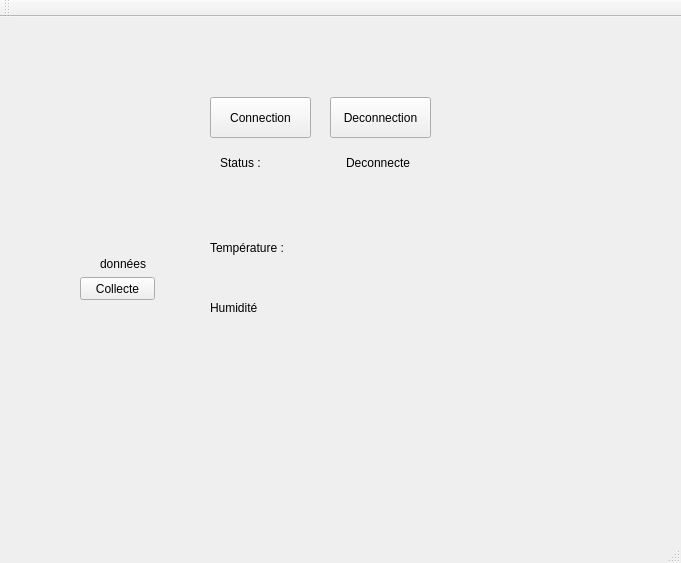
v-riquier/Projet-Serre, file Projet serre/Projetserre.ui: the form before one commit.
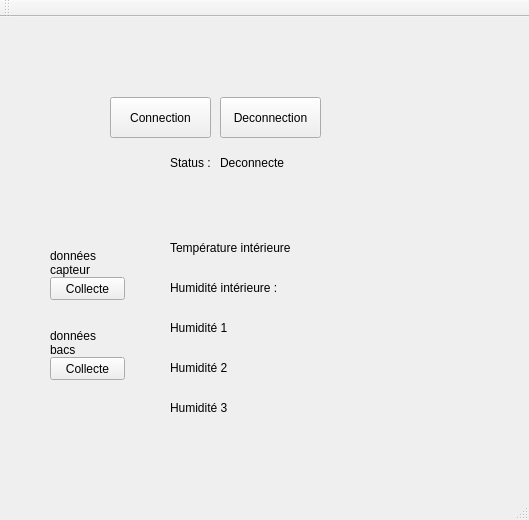
The form after the commit.

Commit message: ajout donnees humidite sol

Diff of the .ui file:
```diff
--- a/Projet serre/Projetserre.ui
+++ b/Projet serre/Projetserre.ui
@@ -6,8 +6,8 @@
    <rect>
     <x>0</x>
     <y>0</y>
-    <width>681</width>
-    <height>563</height>
+    <width>529</width>
+    <height>520</height>
    </rect>
   </property>
   <property name="windowTitle">
@@ -17,7 +17,7 @@
    <widget class="QPushButton" name="btnConnect">
     <property name="geometry">
      <rect>
-      <x>210</x>
+      <x>110</x>
       <y>80</y>
       <width>101</width>
       <height>41</height>
@@ -30,9 +30,9 @@
    <widget class="QLabel" name="nlblConnect">
     <property name="geometry">
      <rect>
-      <x>220</x>
+      <x>170</x>
       <y>130</y>
-      <width>81</width>
+      <width>41</width>
       <height>31</height>
      </rect>
     </property>
@@ -43,22 +43,25 @@
    <widget class="QLabel" name="nlblDonnees">
     <property name="geometry">
      <rect>
-      <x>100</x>
-      <y>240</y>
-      <width>47</width>
-      <height>13</height>
+      <x>50</x>
+      <y>230</y>
+      <width>81</width>
+      <height>31</height>
      </rect>
     </property>
     <property name="text">
-     <string>données</string>
+     <string>données capteur</string>
+    </property>
+    <property name="wordWrap">
+     <bool>true</bool>
     </property>
    </widget>
    <widget class="QLabel" name="lblConnect">
     <property name="geometry">
      <rect>
-      <x>346</x>
+      <x>220</x>
       <y>130</y>
-      <width>221</width>
+      <width>101</width>
       <height>31</height>
      </rect>
     </property>
@@ -69,7 +72,7 @@
    <widget class="QPushButton" name="btnDConnect">
     <property name="geometry">
      <rect>
-      <x>330</x>
+      <x>220</x>
       <y>80</y>
       <width>101</width>
       <height>41</height>
@@ -82,7 +85,7 @@
    <widget class="QPushButton" name="btnDonnees">
     <property name="geometry">
      <rect>
-      <x>80</x>
+      <x>50</x>
       <y>260</y>
       <width>75</width>
       <height>23</height>
@@ -95,20 +98,20 @@
    <widget class="QLabel" name="nlblTemp">
     <property name="geometry">
      <rect>
-      <x>210</x>
+      <x>170</x>
       <y>220</y>
-      <width>81</width>
+      <width>121</width>
       <height>21</height>
      </rect>
     </property>
     <property name="text">
-     <string>Température :</string>
+     <string>Température intérieure :</string>
     </property>
    </widget>
    <widget class="QLabel" name="lblTemp">
     <property name="geometry">
      <rect>
-      <x>310</x>
+      <x>300</x>
       <y>220</y>
       <width>151</width>
       <height>21</height>
@@ -121,21 +124,21 @@
    <widget class="QLabel" name="nlblHumid">
     <property name="geometry">
      <rect>
-      <x>210</x>
-      <y>280</y>
-      <width>51</width>
+      <x>170</x>
+      <y>260</y>
+      <width>111</width>
       <height>21</height>
      </rect>
     </property>
     <property name="text">
-     <string>Humidité :</string>
+     <string>Humidité intérieure :</string>
     </property>
    </widget>
    <widget class="QLabel" name="lblHumid">
     <property name="geometry">
      <rect>
-      <x>310</x>
-      <y>280</y>
+      <x>270</x>
+      <y>260</y>
       <width>171</width>
       <height>21</height>
      </rect>
@@ -144,6 +147,113 @@
      <string/>
     </property>
    </widget>
+   <widget class="QPushButton" name="btnDonnees_2">
+    <property name="geometry">
+     <rect>
+      <x>50</x>
+      <y>340</y>
+      <width>75</width>
+      <height>23</height>
+     </rect>
+    </property>
+    <property name="text">
+     <string>Collecte</string>
+    </property>
+   </widget>
+   <widget class="QLabel" name="nlblHumid_2">
+    <property name="geometry">
+     <rect>
+      <x>170</x>
+      <y>300</y>
+      <width>61</width>
+      <height>21</height>
+     </rect>
+    </property>
+    <property name="text">
+     <string>Humidité 1 :</string>
+    </property>
+   </widget>
+   <widget class="QLabel" name="lblHumid_2">
+    <property name="geometry">
+     <rect>
+      <x>240</x>
+      <y>300</y>
+      <width>171</width>
+      <height>21</height>
+     </rect>
+    </property>
+    <property name="text">
+     <string/>
+    </property>
+   </widget>
+   <widget class="QLabel" name="nlblHumid_3">
+    <property name="geometry">
+     <rect>
+      <x>170</x>
+      <y>340</y>
+      <width>61</width>
+      <height>21</height>
+     </rect>
+    </property>
+    <property name="text">
+     <string>Humidité 2 :</string>
+    </property>
+   </widget>
+   <widget class="QLabel" name="lblHumid_3">
+    <property name="geometry">
+     <rect>
+      <x>240</x>
+      <y>340</y>
+      <width>171</width>
+      <height>21</height>
+     </rect>
+    </property>
+    <property name="text">
+     <string/>
+    </property>
+   </widget>
+   <widget class="QLabel" name="nlblHumid_4">
+    <property name="geometry">
+     <rect>
+      <x>170</x>
+      <y>380</y>
+      <width>61</width>
+      <height>21</height>
+     </rect>
+    </property>
+    <property name="text">
+     <string>Humidité 3 :</string>
+    </property>
+   </widget>
+   <widget class="QLabel" name="lblHumid_4">
+    <property name="geometry">
+     <rect>
+      <x>240</x>
+      <y>380</y>
+      <width>171</width>
+      <height>21</height>
+     </rect>
+    </property>
+    <property name="text">
+     <string/>
+    </property>
+   </widget>
+   <widget class="QLabel" name="nlblDonnees_2">
+    <property name="geometry">
+     <rect>
+      <x>50</x>
+      <y>310</y>
+      <width>71</width>
+      <height>31</height>
+     </rect>
+    </property>
+    <property name="text">
+     <string>données bacs</string>
+    </property>
+    <property name="wordWrap">
+     <bool>true</bool>
+    </property>
+   </widget>
   </widget>
   <widget class="QMenuBar" name="menuBar">
    <property name="geometry">
```
Left out of the diff: 23 changed lines with no effect on the pictures. The commit also changes 3 other files.
